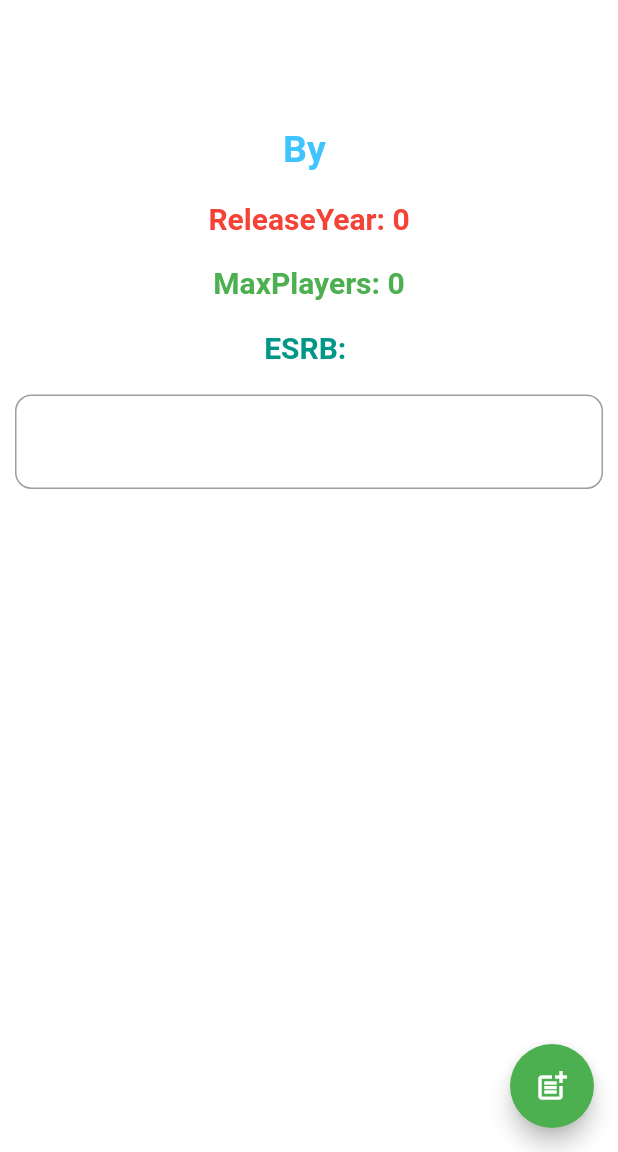
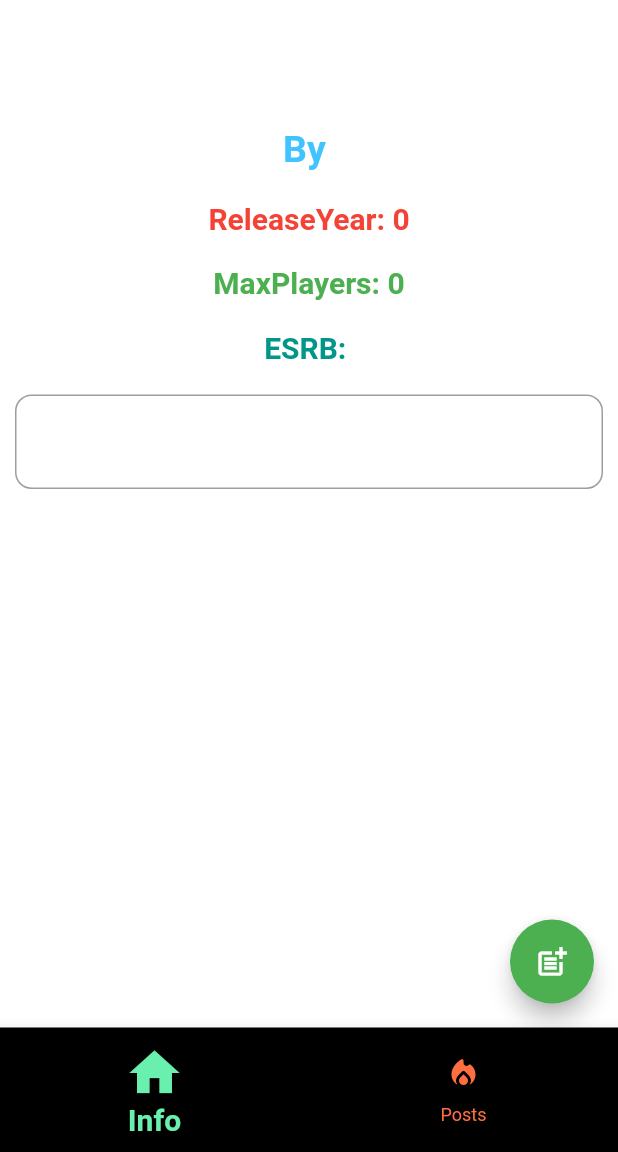
Before and after one commit to Ofekyaloz/gaming_paradise_client, a Flutter app: the gamePage screen opened directly with empty values, on a phone screen of 412 x 824 dp, the part 84-1236 px from its top. Run offline on Flutter 3.47's test engine with Material 2 defaults, Android fonts, the phone set to English and light mode, and no system bars; our stand-ins replace like_button; missing offline and left inert: comment_box; network calls fail.

Commit message:
gamePage with gameInfo and postsOverViewScreen

```diff
--- /dev/null
+++ b/lib/gameInfo.dart
@@ -0,0 +1,81 @@
+import 'package:flutter/cupertino.dart';
+import 'package:flutter/material.dart';
+
+import 'entities/Game.dart';
+
+class GameInfo extends StatefulWidget {
+  GameInfo(this.game, {super.key});
+
+  Game game;
+
+  @override
+  _GameInfoState createState() => _GameInfoState();
+}
+
+class _GameInfoState extends State<GameInfo> {
+  @override
+  Widget build(BuildContext context) {
+    return SingleChildScrollView(
+        child: Padding(
+            padding: EdgeInsets.fromLTRB(10, 10, 10, MediaQuery.of(context).viewInsets.bottom),
+            child: Container(
+                width: double.infinity,
+                child: Column(mainAxisAlignment: MainAxisAlignment.spaceEvenly, children: [
+                  const SizedBox(height: 20),
+                  Text(
+                    widget.game.Name,
+                    softWrap: true,
+                    style: const TextStyle(
+                        fontSize: 30, fontWeight: FontWeight.bold, color: Colors.pink),
+                  ),
+                  const SizedBox(height: 20),
+                  widget.game.Developer != null
+                      ? Text(
+                          "By ${widget.game.Developer}",
+                          softWrap: true,
+                          style: const TextStyle(
+                              fontSize: 25,
+                              fontWeight: FontWeight.bold,
+                              color: Colors.lightBlueAccent),
+                        )
+                      : const SizedBox(),
+                  widget.game.Developer != null ? const SizedBox(height: 20) : const SizedBox(),
+                  widget.game.ReleaseYear != null
+                      ? Text(
+                          "ReleaseYear: ${widget.game.ReleaseYear}",
+                          style: const TextStyle(
+                              fontSize: 20, fontWeight: FontWeight.bold, color: Colors.red),
+                        )
+                      : const SizedBox(),
+                  widget.game.ReleaseYear != null ? const SizedBox(height: 20) : const SizedBox(),
+                  Text(
+                    "MaxPlayers: ${widget.game.MaxPlayers}",
+                    style: const TextStyle(
+                        fontSize: 20, fontWeight: FontWeight.bold, color: Colors.green),
+                  ),
+                  const SizedBox(height: 20),
+                  Text(
+                    "ESRB: ${widget.game.ESRB}",
+                    style: const TextStyle(
+                        fontSize: 20, fontWeight: FontWeight.bold, color: Colors.teal),
+                  ),
+                  const SizedBox(height: 20),
+                  InputDecorator(
+                      decoration: InputDecoration(
+                        border: widget.game.OverView != null
+                            ? OutlineInputBorder(
+                                borderRadius: BorderRadius.circular(11.0),
+                              )
+                            : InputBorder.none,
+                      ),
+                      child: widget.game.OverView != null
+                          ? Text(widget.game.OverView!,
+                              softWrap: true,
+                              style: const TextStyle(
+                                fontSize: 20,
+                              ))
+                          : const SizedBox()),
+                  const SizedBox(height: 30)
+                ]))));
+  }
+}
--- a/lib/gamePage.dart
+++ b/lib/gamePage.dart
@@ -1,5 +1,6 @@
 import 'package:flutter/material.dart';
 import 'package:flutter/services.dart';
+import 'gameInfo.dart';
 import 'postsOverviewScreen.dart';
 import 'entities/Game.dart';
 import 'package:http/http.dart' as http;
@@ -19,16 +20,27 @@ class gamePage extends StatefulWidget {
 
 class _gamePageState extends State<gamePage> {
   late Future<List<Post>> posts;
+  int _selectedIndex = 0;
+  late final List<Widget> _pages;
+
+  void _onItemTapped(int index) {
+    setState(() {
+      _selectedIndex = index;
+    });
+  }
 
   @override
   void initState() {
     super.initState();
     posts = fetchPosts();
+    _pages =  <Widget>[
+      GameInfo(widget.game),
+      PostsOverviewScreen(),
+    ];
   }
 
   Future<List<Post>> fetchPosts() async {
-    final response =
-        await http.get(Uri.parse('${Constants.url}games/${widget.game.Name}/'));
+    final response = await http.get(Uri.parse('${Constants.url}games/${widget.game.Name}/'));
     if (response.statusCode == 200) {
       List jsonResponse = json.decode(response.body);
       return jsonResponse.map((data) => Post.fromJson(data)).toList();
@@ -36,6 +48,7 @@ class _gamePageState extends State<gamePage> {
       throw Exception('Failed to load likes');
     }
   }
+
 
   @override
   Widget build(BuildContext context) {
@@ -69,88 +82,30 @@ class _gamePageState extends State<gamePage> {
         child: const Icon(Icons.post_add),
       ),
       body: SafeArea(
-        child: SingleChildScrollView(
-          child: Padding(
-            padding: EdgeInsets.fromLTRB(
-                10, 10, 10, MediaQuery.of(context).viewInsets.bottom),
-            child: Container(
-              width: double.infinity,
-              child: Column(
-                  mainAxisAlignment: MainAxisAlignment.spaceEvenly,
-                  children: [
-                    const SizedBox(height: 20),
-                    Text(
-                      widget.game.Name,
-                      softWrap: true,
-                      style: const TextStyle(
-                          fontSize: 30,
-                          fontWeight: FontWeight.bold,
-                          color: Colors.pink),
-                    ),
-                    const SizedBox(height: 20),
-                    widget.game.Developer != null
-                        ? Text(
-                            "By ${widget.game.Developer}",
-                            softWrap: true,
-                            style: const TextStyle(
-                                fontSize: 25,
-                                fontWeight: FontWeight.bold,
-                                color: Colors.lightBlueAccent),
-                          )
-                        : const SizedBox(),
-                    widget.game.Developer != null
-                        ? const SizedBox(height: 20)
-                        : const SizedBox(),
-                    widget.game.ReleaseYear != null
-                        ? Text(
-                            "ReleaseYear: ${widget.game.ReleaseYear}",
-                            style: const TextStyle(
-                                fontSize: 20,
-                                fontWeight: FontWeight.bold,
-                                color: Colors.red),
-                          )
-                        : const SizedBox(),
-                    widget.game.ReleaseYear != null
-                        ? const SizedBox(height: 20)
-                        : const SizedBox(),
-                    Text(
-                      "MaxPlayers: ${widget.game.MaxPlayers}",
-                      style: const TextStyle(
-                          fontSize: 20,
-                          fontWeight: FontWeight.bold,
-                          color: Colors.green),
-                    ),
-                    const SizedBox(height: 20),
-                    Text(
-                      "ESRB: ${widget.game.ESRB}",
-                      style: const TextStyle(
-                          fontSize: 20,
-                          fontWeight: FontWeight.bold,
-                          color: Colors.teal),
-                    ),
-                    const SizedBox(height: 20),
-                    InputDecorator(
-                        decoration: InputDecoration(
-                          border: widget.game.OverView != null
-                              ? OutlineInputBorder(
-                                  borderRadius: BorderRadius.circular(11.0),
-                                )
-                              : InputBorder.none,
-                        ),
-                        child: widget.game.OverView != null
-                            ? Text(widget.game.OverView!,
-                                softWrap: true,
-                                style: const TextStyle(
-                                  fontSize: 20,
-                                ))
-                            : const SizedBox()),
-
-                    const SizedBox(height: 30),
-                    // PostsOverviewScreen()
-                  ]),
-            ),
+        child: _pages.elementAt(_selectedIndex),
+      ),
+      bottomNavigationBar: BottomNavigationBar(
+        backgroundColor: Colors.black,
+        selectedFontSize: 20,
+        selectedIconTheme: const IconThemeData(color: Colors.greenAccent, size: 40),
+        selectedItemColor: Colors.greenAccent,
+        selectedLabelStyle: const TextStyle(fontWeight: FontWeight.bold),
+        unselectedIconTheme: const IconThemeData(
+          color: Colors.deepOrangeAccent,
+        ),
+        unselectedItemColor: Colors.deepOrangeAccent,
+        currentIndex: _selectedIndex,
+        onTap: _onItemTapped,
+        items: const <BottomNavigationBarItem>[
+          BottomNavigationBarItem(
+            icon: Icon(Icons.home),
+            label: 'Info',
           ),
-        ),
+          BottomNavigationBarItem(
+            icon: Icon(Icons.local_fire_department_rounded),
+            label: 'Posts',
+          ),
+        ],
       ),
     );
   }
--- a/lib/postPage.dart
+++ b/lib/postPage.dart
@@ -8,7 +8,7 @@ import 'entities/Post.dart';
 import 'package:http/http.dart' as http;
 import 'dart:convert';
 import 'utils.dart';
-import 'Comment.dart';
+import 'entities/Comment.dart';
 
 class postPage extends StatefulWidget {
   postPage(this.post, {super.key});
```
Also changed, not shown: lib/entities/Comment.dart (renamed from lib/Comment.dart).
